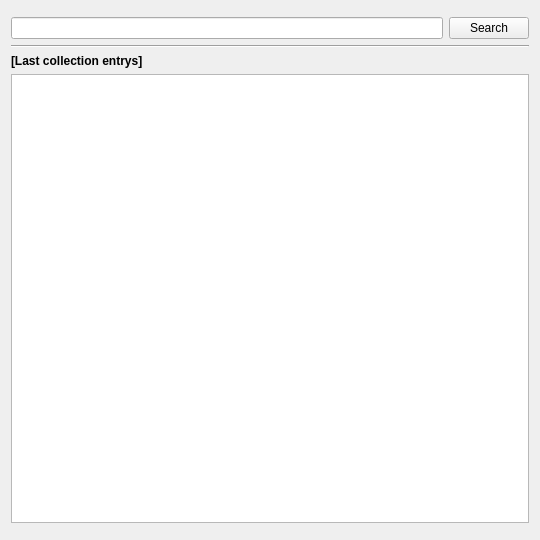
Old version of the form collector/ui/designer/dashboard.ui in the repository arielvb/collector.
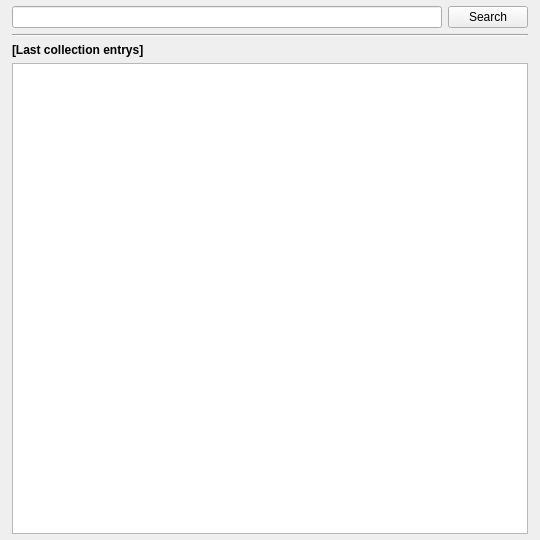
New version of the form.

Commit message: Remove window margin and add to the views

```diff
--- a/collector/ui/designer/dashboard.ui
+++ b/collector/ui/designer/dashboard.ui
@@ -14,11 +14,20 @@
    <string>Form</string>
   </property>
   <layout class="QVBoxLayout" name="verticalLayout_2">
+   <property name="margin">
+    <number>0</number>
+   </property>
    <item>
     <widget class="QWidget" name="topbar" native="true"/>
    </item>
    <item>
-    <layout class="QVBoxLayout" name="verticalLayout">
+    <layout class="QVBoxLayout" name="verticalLayout_3">
+     <property name="leftMargin">
+      <number>12</number>
+     </property>
+     <property name="rightMargin">
+      <number>12</number>
+     </property>
      <item>
       <layout class="QHBoxLayout" name="horizontalLayout">
        <item>
@@ -33,8 +42,6 @@
        </item>
       </layout>
      </item>
-    </layout>
-   </item>
    <item>
     <widget class="Line" name="line_3">
      <property name="orientation">
@@ -60,6 +67,8 @@
    </item>
    <item>
     <widget class="QListWidget" name="listWidget"/>
+     </item>
+    </layout>
    </item>
    <item>
     <widget class="QWidget" name="toolbar" native="true"/>
```
Lines whose indentation alone changed are shown as unchanged. The commit also changes 6 other files.
